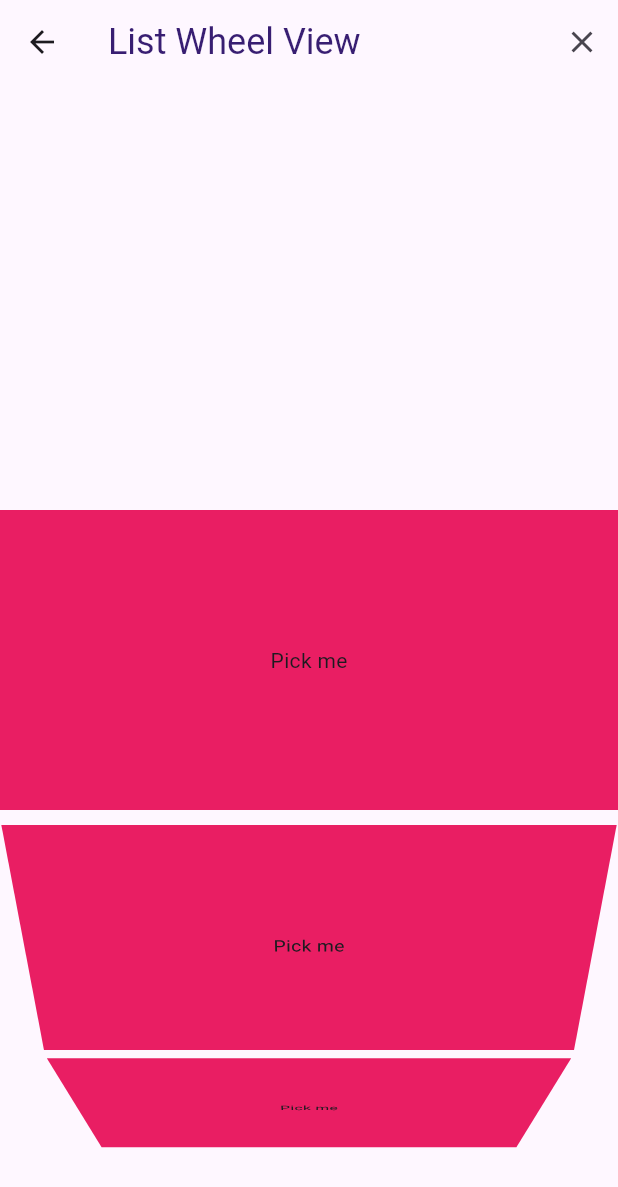
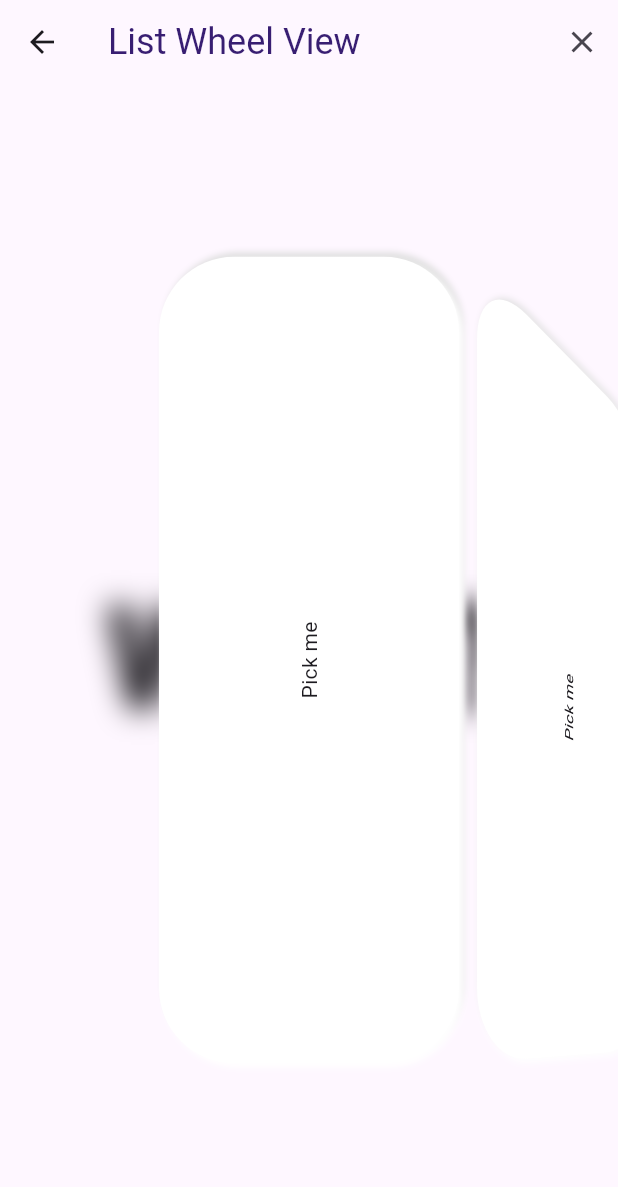
Before and after one commit to techighpark/flutter-todo-app, a Flutter app: the TechListWheelView screen opened directly, on a phone screen of 412 x 824 dp. Shown: the top 1187 px of the screen. Run offline on Flutter 3.47's test engine with Material 2 defaults, Android fonts, the phone set to English and light mode, and no system bars; our stand-ins replace cloud_firestore, firebase_core, flutter_riverpod, flutter_slidable, go_router, google_fonts and 2 more; accounts and stored records are empty.

Commit message:
scroll wheel view + box shadow

```diff
--- a/lib/features/scroll_view/views/tech_list_wheel_view.dart
+++ b/lib/features/scroll_view/views/tech_list_wheel_view.dart
@@ -1,3 +1,5 @@
+import 'dart:ui';
+import 'dart:math' as math;
 import 'package:flutter/material.dart';
 
 class TechListWheelView extends StatefulWidget {
@@ -18,27 +20,70 @@ class _TechListWheelViewState extends State<TechListWheelView> {
           CloseButton(),
         ],
       ),
-      body: ListWheelScrollView(
+      body: Stack(
+        children: [
+          const Positioned(
+            child: Center(
+              child: Text(
+                'WTF ?',
+                style: TextStyle(
+                  fontSize: 96,
+                  fontWeight: FontWeight.w900,
+                ),
+              ),
+            ),
+          ),
+          RotatedBox(
+            quarterTurns: 3,
+            child: ClipRRect(
+              child: BackdropFilter(
+                filter: ImageFilter.blur(sigmaX: 10, sigmaY: 10),
+                child: ListWheelScrollView(
                   // useMagnifier: true,
-        // magnification: 3,
-
-        // diameterRatio: 5,
-
-        // offAxisFraction: 2,
-
+                  // magnification: 1.5,
+                  diameterRatio: 2,
+                  offAxisFraction: 0.3,
                   itemExtent: 200,
+                  // useMagnifier: true,
+                  // magnification: 1.5,
                   children: [
                     for (var x in [1, 2, 3, 1, 2, 45, 6, 78, 4])
                       FractionallySizedBox(
-              widthFactor: 1,
+                        widthFactor: 0.7,
                         child: Container(
                           alignment: Alignment.center,
-                color: Colors.pink,
+                          decoration: BoxDecoration(
+                            color: Colors.black,
+                            borderRadius: BorderRadius.circular(50),
+                            gradient: const LinearGradient(
+                              begin: Alignment.topRight,
+                              end: Alignment.bottomLeft,
+                              colors: [
+                                Colors.white,
+                                Colors.white,
+                              ],
+                            ),
+                            boxShadow: [
+                              BoxShadow(
+                                  color: Colors.grey.shade300,
+                                  offset: Offset(3.0, 3.0),
+                                  blurRadius: 3.0),
+                              BoxShadow(
+                                  color: Colors.white,
+                                  offset: Offset(-3.0, 3.0),
+                                  blurRadius: 3.0),
+                            ],
+                          ),
                           child: Text('Pick me'),
                         ),
                       )
                   ],
                 ),
+              ),
+            ),
+          ),
+        ],
+      ),
     );
   }
 }
--- a/lib/router.dart
+++ b/lib/router.dart
@@ -11,7 +11,7 @@ import 'package:go_router/go_router.dart';
 
 final routerProvider = Provider(
   (ref) => GoRouter(
-    initialLocation: '/todo',
+    initialLocation: '/widgetNav',
     routes: [
       GoRoute(
         path: ToDoView.routeUrl,
```
Lines whose indentation alone changed are shown as unchanged.
